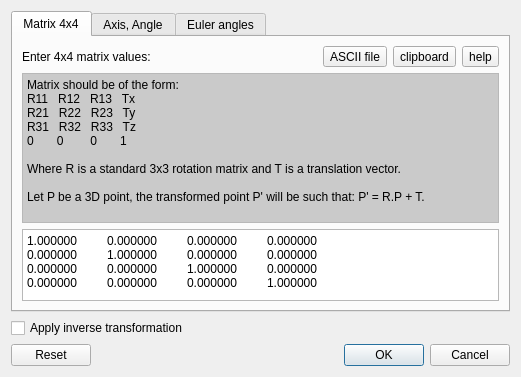
This is qCC/ui_templates/applyTransformationDlg.ui in CloudCompare/CloudCompare as Qt 5 draws it before an edit. The edited form follows.
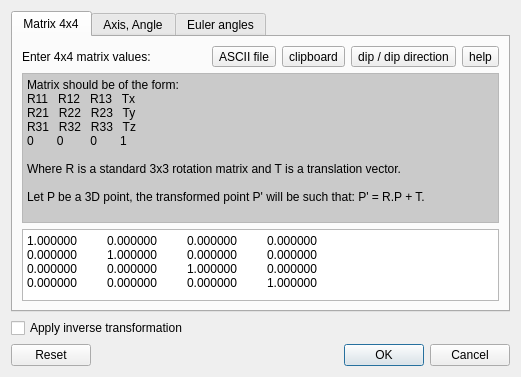
This is the edited form.

Commit message: Apply transformation: new 'From dip / dip direction' to init the transformation as a rotation matrix passing from (0, 0) to the specified (dip, dip dir.) orientation

```diff
--- a/qCC/ui_templates/applyTransformationDlg.ui
+++ b/qCC/ui_templates/applyTransformationDlg.ui
@@ -66,6 +66,17 @@
            </property>
           </widget>
          </item>
+         <item>
+          <widget class="QToolButton" name="fromDipDipDirToolButton">
+           <property name="toolTip">
+            <string>Inits the matrix from dip/dip direction values
+--&gt; assuming an initial position of (0,0)</string>
+           </property>
+           <property name="text">
+            <string>dip / dip direction</string>
+           </property>
+          </widget>
+         </item>
          <item>
           <widget class="QToolButton" name="helpToolButton">
            <property name="text">
```
The commit also changes 4 other files.
